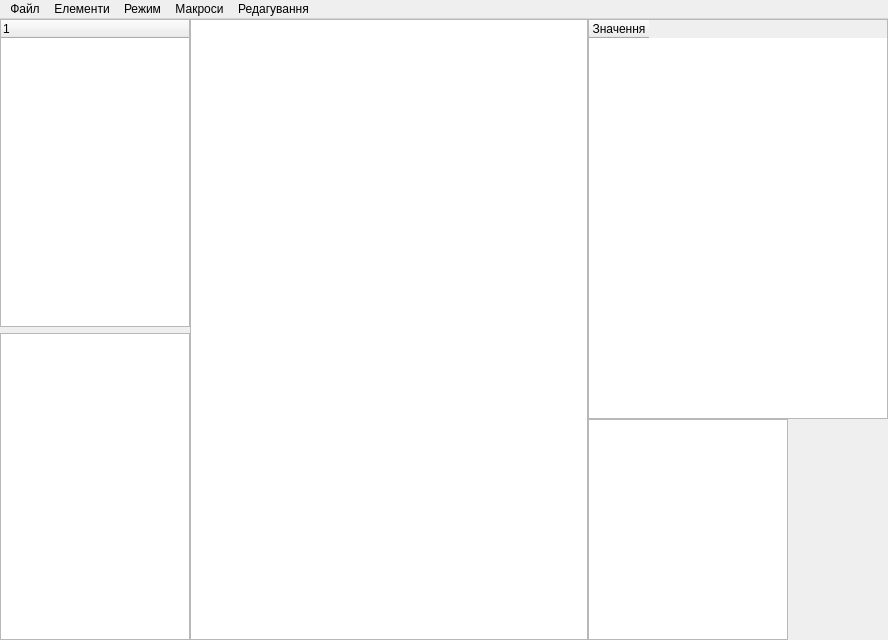
Before: the Qt Designer form mainwindow.ui in nazarlamer/Painting, drawn with Qt 5.
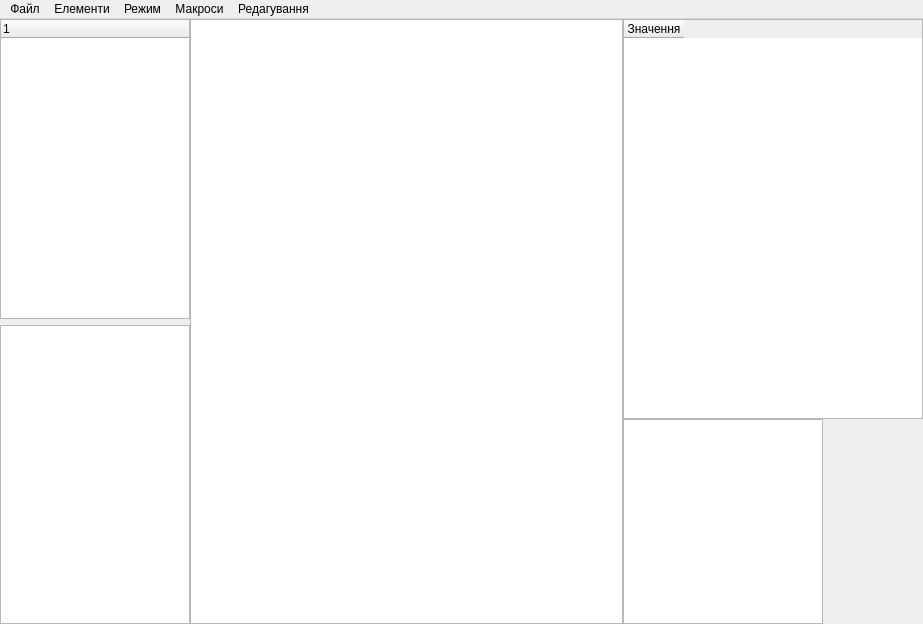
After: the same form once the commit is applied. Custom widgets are drawn as their Qt base class.

Commit message: UI до master

```diff
--- a/mainwindow.ui
+++ b/mainwindow.ui
@@ -6,8 +6,8 @@
    <rect>
     <x>0</x>
     <y>0</y>
-    <width>888</width>
-    <height>640</height>
+    <width>923</width>
+    <height>624</height>
    </rect>
   </property>
   <property name="windowTitle">
@@ -197,7 +197,7 @@
     <rect>
      <x>0</x>
      <y>0</y>
-     <width>888</width>
+     <width>923</width>
      <height>18</height>
     </rect>
    </property>
```
Left out of the diff: 2 changed lines with no effect on the pictures.
